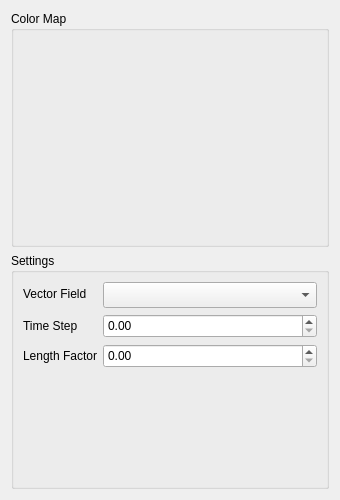
The window that smoke/view/streamlinestab.ui (bvanloon/Scientific-Visualization) describes before a commit, drawn with Qt 5.
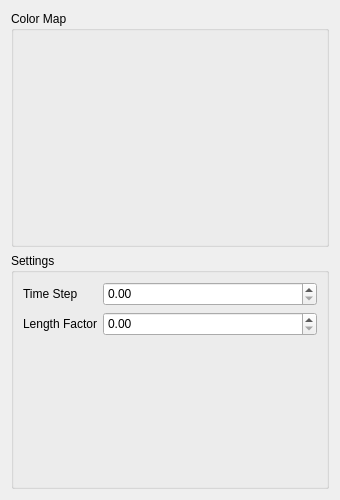
The same window after the commit. Custom widgets are drawn as their Qt base class.

Commit message:
Removed the selection of the vector field.
On rereading the exercise we had to implement streamlines only for the fluid velocity.

What changed in the file:
```diff
--- a/smoke/view/streamlinestab.ui
+++ b/smoke/view/streamlinestab.ui
@@ -41,30 +41,13 @@
       <item>
        <layout class="QFormLayout" name="formLayout">
         <item row="0" column="0">
-         <widget class="QLabel" name="vectorFieldLabel">
-          <property name="text">
-           <string>Vector Field</string>
-          </property>
-         </widget>
-        </item>
-        <item row="0" column="1">
-         <widget class="QComboBox" name="vectorfieldSelector">
-          <property name="minimumSize">
-           <size>
-            <width>0</width>
-            <height>26</height>
-           </size>
-          </property>
-         </widget>
-        </item>
-        <item row="1" column="0">
          <widget class="QLabel" name="timeStepLabel">
           <property name="text">
            <string>Time Step</string>
           </property>
          </widget>
         </item>
-        <item row="1" column="1">
+        <item row="0" column="1">
          <widget class="QDoubleSpinBox" name="timeStepSelector">
           <property name="minimumSize">
            <size>
@@ -74,14 +57,14 @@
           </property>
          </widget>
         </item>
-        <item row="2" column="0">
+        <item row="1" column="0">
          <widget class="QLabel" name="lengthFactorLabel">
           <property name="text">
            <string>Length Factor</string>
           </property>
          </widget>
         </item>
-        <item row="2" column="1">
+        <item row="1" column="1">
          <widget class="QDoubleSpinBox" name="lengthFactorSelector">
           <property name="minimumSize">
            <size>
```
The commit also changes 8 other files.
